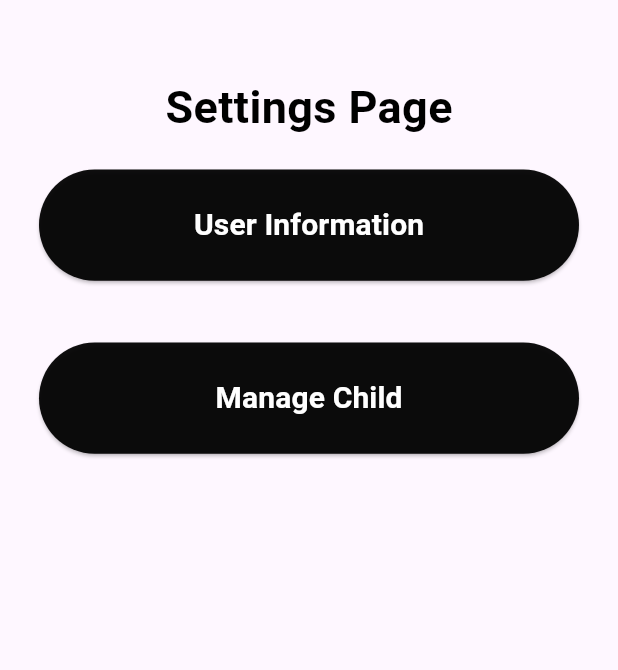
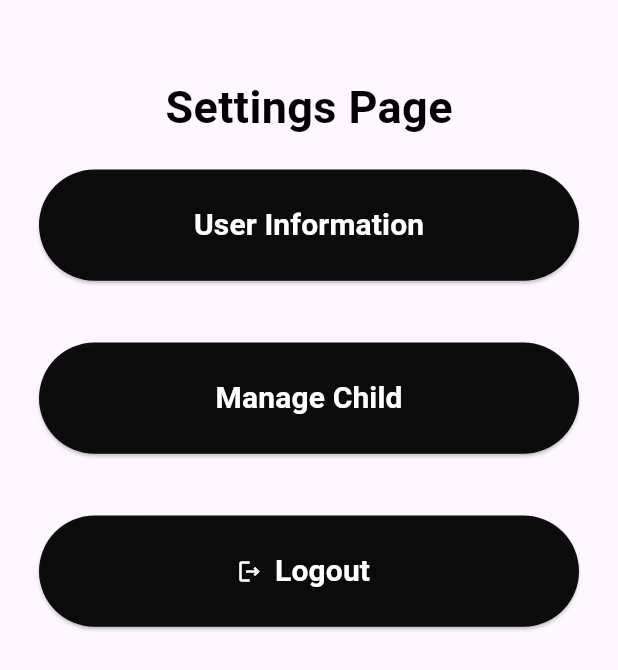
Before and after one commit to TempTracker/TempTrackerApp, a Flutter app: the SettingsScreen screen opened by its route, on a phone screen of 412 x 824 dp. Shown: the top 670 px of the screen. Run offline on Flutter 3.47's test engine with Material 3 defaults, Android fonts, the phone set to English and light mode, and no system bars; our stand-ins replace cloud_firestore, curved_navigation_bar, firebase_auth, firebase_core, firebase_database, flutter_local_notifications and 2 more; missing offline and left inert: flutter_background_service; accounts and stored records are empty; Roboto replaces fonts that are missing (Cairo).

Commit message:
last modifications

```diff
--- a/lib/view/settings_screen.dart
+++ b/lib/view/settings_screen.dart
@@ -2,6 +2,7 @@
 import 'package:flutter/material.dart';
 import 'package:get/get.dart';
 import 'package:temp_tracker/controller/login_controller.dart';
+import 'package:temp_tracker/helper/alertExitApp.dart';
 import 'package:temp_tracker/routes/app_pages.dart';
 import 'package:temp_tracker/style/app_color.dart';
 import 'package:temp_tracker/style/fonts.dart';
@@ -70,6 +71,28 @@ class SettingsScreen  extends  GetView<LoginController> {
 
         ),
 
+            SizedBox(height: MediaQuery.of(context).size.height *0.05,),
+
+          SizedBox(
+              width: double.infinity,
+        height: size.height * 0.09,
+          child: ElevatedButton.icon(
+            icon: Icon(Icons.logout_outlined, color: Colors.white,),
+
+          onPressed: ()  async{
+    alertExitApp();
+
+          },
+           style: ElevatedButton.styleFrom(
+          backgroundColor: AppColor.primaryColor,
+        ),
+        label:
+
+         Text('Logout'.tr ,style: robotoHugeWhite,)
+
+          ),
+
+        ),
 
 
           ],
```
Also changed, not shown: lib/controller/alerts_controller.dart (+4 -4 lines), lib/main.dart (+15 -0 lines).
